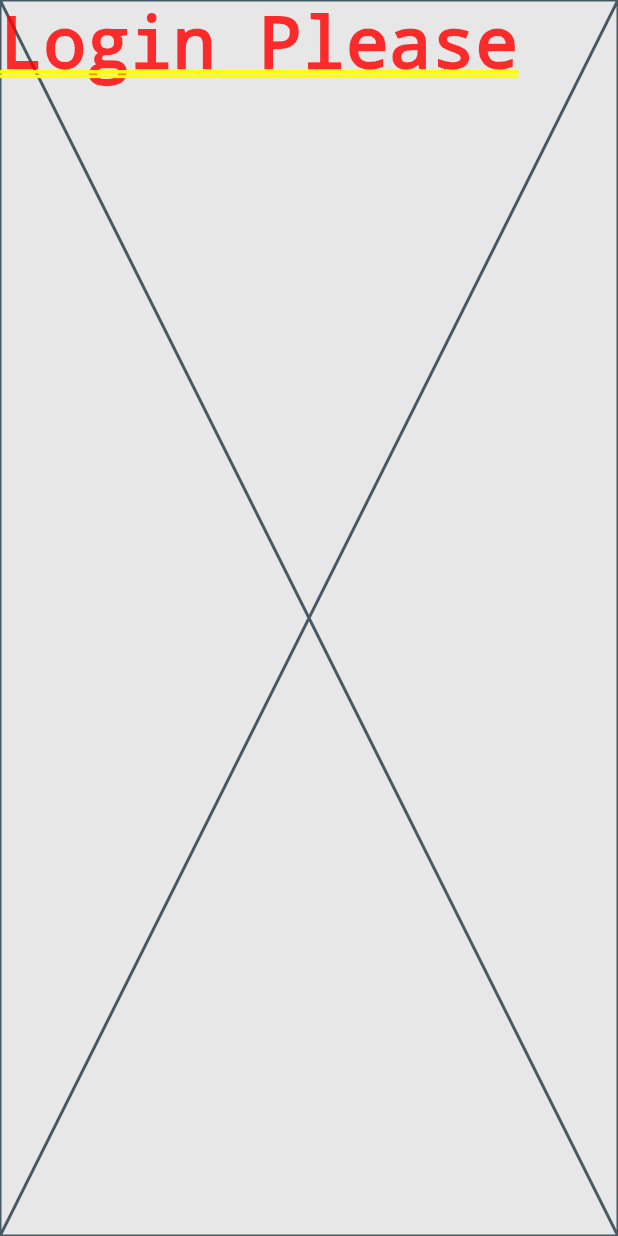
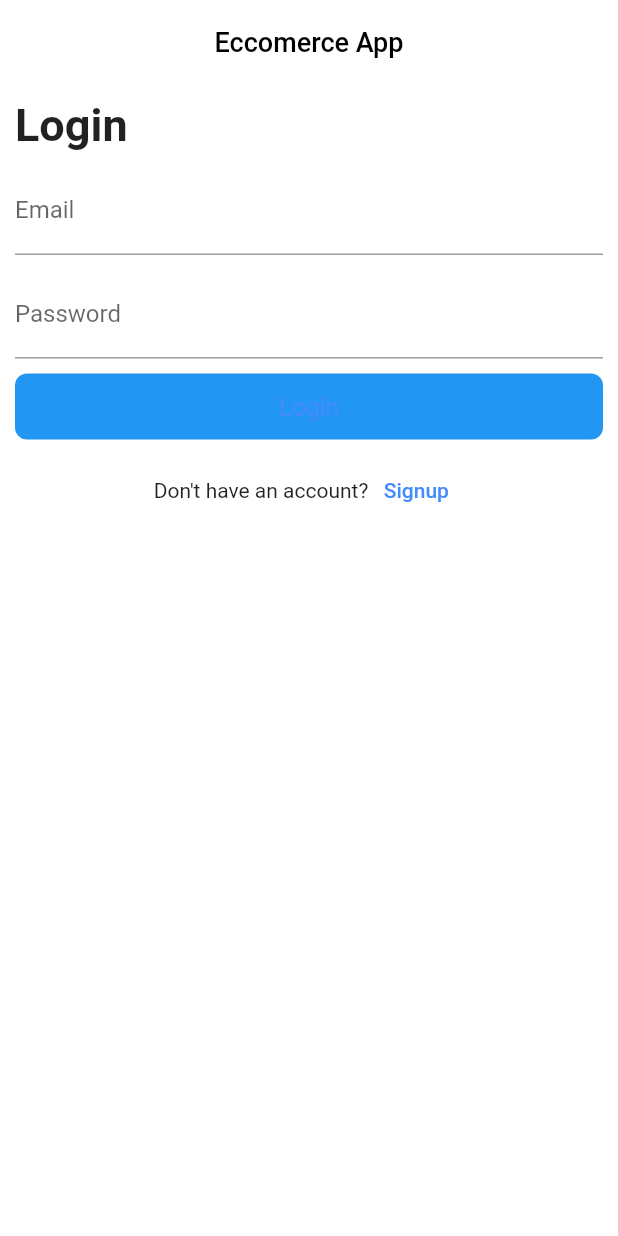
Before and after one commit to dev-rabin/FrontEnd-eccomerce, a Flutter app: the screen it shows after launch, on a phone screen of 412 x 824 dp. Run offline on Flutter 3.47's test engine with Material 2 defaults, Android fonts, the phone set to English and light mode, and no system bars; our stand-ins replace dio, pretty_dio_logger.

Commit message:
basic login ui

```diff
--- /dev/null
+++ b/lib/core/ui.dart
@@ -0,0 +1,25 @@
+// ignore_for_file: prefer_const_constructors
+
+import 'package:flutter/material.dart';
+
+class AppColors {
+  static Color accent = Colors.blueAccent;
+  static Color text = Colors.black;
+  static Color textLight = Colors.grey;
+  static Color white = Colors.white;
+}
+
+class Themes {
+  static ThemeData defaultTheme = ThemeData(
+      brightness: Brightness.light,
+      scaffoldBackgroundColor: AppColors.white,
+      appBarTheme: AppBarTheme(
+        elevation: 0,
+        backgroundColor: AppColors.white,
+        iconTheme: IconThemeData(color: AppColors.text),
+        titleTextStyle: TextStyle(
+            fontSize: 18, color: AppColors.text, fontWeight: FontWeight.w500),
+      ),
+      colorScheme: ColorScheme.light(
+          primary: AppColors.accent, secondary: AppColors.accent));
+}
--- a/lib/main.dart
+++ b/lib/main.dart
@@ -1,4 +1,5 @@
 // ignore_for_file: prefer_const_constructors
+import 'package:ecommerce_app/core/ui.dart';
 import 'package:ecommerce_app/presentation/screens/auth/login_screen.dart';
 import 'package:flutter/material.dart';
 import 'core/routes.dart';
@@ -6,16 +7,19 @@ import 'core/routes.dart';
 void main(List<String> args) {
   runApp(EccomerceApp());
 }
+
 class EccomerceApp extends StatefulWidget {
   const EccomerceApp({super.key});
   @override
   State<EccomerceApp> createState() => _EccomerceAppState();
 }
+
 class _EccomerceAppState extends State<EccomerceApp> {
   @override
   Widget build(BuildContext context) {
     return MaterialApp(
       debugShowCheckedModeBanner: false,
+      theme: Themes.defaultTheme,
       onGenerateRoute: Routes.onGenerateRoute,
       initialRoute: LoginScreen.routeName,
     );
--- a/lib/presentation/screens/auth/login_screen.dart
+++ b/lib/presentation/screens/auth/login_screen.dart
@@ -1,5 +1,6 @@
-// ignore_for_file: prefer_const_constructors
+// ignore_for_file: prefer_const_constructors, prefer_const_literals_to_create_immutables
 
+import 'package:flutter/cupertino.dart';
 import 'package:flutter/material.dart';
 
 class LoginScreen extends StatefulWidget {
@@ -14,8 +15,53 @@ class LoginScreen extends StatefulWidget {
 class _LoginScreenState extends State<LoginScreen> {
   @override
   Widget build(BuildContext context) {
-    return Placeholder(
-      child: Text("Login Please"),
+    return Scaffold(
+      appBar: AppBar(
+        centerTitle: true,
+        title: Text("Eccomerce App"),
+      ),
+      body: ListView(padding: EdgeInsets.all(10), children: [
+        Text(
+          "Login",
+          style: TextStyle(fontSize: 30, fontWeight: FontWeight.bold),
+        ),
+        SizedBox(
+          height: 10,
+        ),
+        TextField(
+          decoration: InputDecoration(hintText: "Email", labelText: "Email"),
+        ),
+        SizedBox(
+          height: 10,
+        ),
+        TextField(
+          decoration:
+              InputDecoration(hintText: "Password", labelText: "Password"),
+          obscureText: true,
+        ),
+        SizedBox(
+          height: 10,
+        ),
+        CupertinoButton(
+          borderRadius: BorderRadius.all(Radius.circular(8.0)),
+          color: Colors.blue,
+          padding: EdgeInsets.symmetric(horizontal: 10),
+          onPressed: () {},
+          child: Text(
+            "Login",
+          ),
+        ),
+        SizedBox(
+          height: 10,
+        ),
+        Row(
+          mainAxisAlignment: MainAxisAlignment.center,
+          children: [
+            Text("Don't have an account?"),
+            TextButton(onPressed: () {}, child: Text("Signup"))
+          ],
+        )
+      ]),
     );
   }
 }
```
